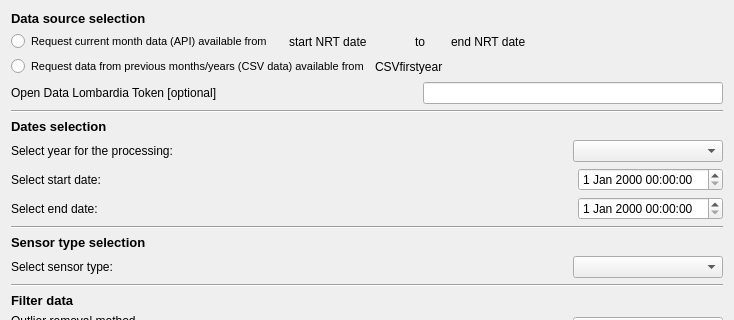
This is arpaweather_dialog_base.ui in gisgeolab/ARPA_Weather_plugin as Qt 5 draws it before an edit; both pictures show x 0 to 734 and y 0 to 320 of the 734 by 697 pixel window. The edited form follows.
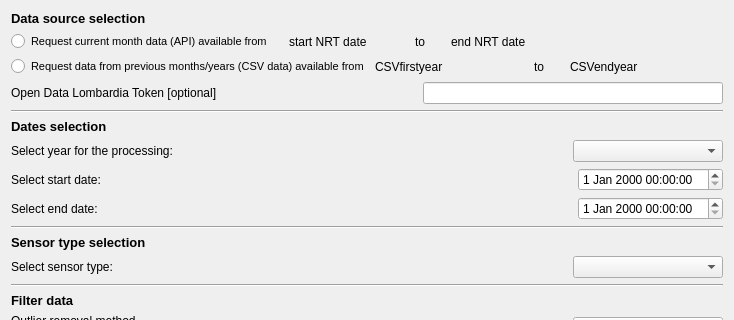
This is the edited form. Custom widgets are drawn as their Qt base class.

Commit message: fixed dates, export order, removed useless fields, fixed window to be alwayson front, fixed documentation

```diff
--- a/arpaweather_dialog_base.ui
+++ b/arpaweather_dialog_base.ui
@@ -31,7 +31,7 @@
       </widget>
      </item>
      <item>
-      <layout class="QHBoxLayout" name="horizontalLayout">
+      <layout class="QHBoxLayout" name="horizontalLayout_16">
        <item>
         <widget class="QRadioButton" name="rb1">
          <property name="font">
@@ -80,7 +80,7 @@
       </layout>
      </item>
      <item>
-      <layout class="QHBoxLayout" name="horizontalLayout_16">
+      <layout class="QHBoxLayout" name="horizontalLayout">
        <item>
         <widget class="QRadioButton" name="rb2">
          <property name="font">
@@ -100,6 +100,26 @@
          </property>
         </widget>
        </item>
+       <item>
+        <widget class="QLabel" name="label_startAPIdate_3">
+         <property name="maximumSize">
+          <size>
+           <width>30</width>
+           <height>16777215</height>
+          </size>
+         </property>
+         <property name="text">
+          <string>to</string>
+         </property>
+        </widget>
+       </item>
+       <item>
+        <widget class="QLabel" name="label_CSVendyear">
+         <property name="text">
+          <string>CSVendyear</string>
+         </property>
+        </widget>
+       </item>
       </layout>
      </item>
      <item>
```
Left out of the diff: 3 changed lines with no effect on the pictures. The commit also changes 4 other files.
